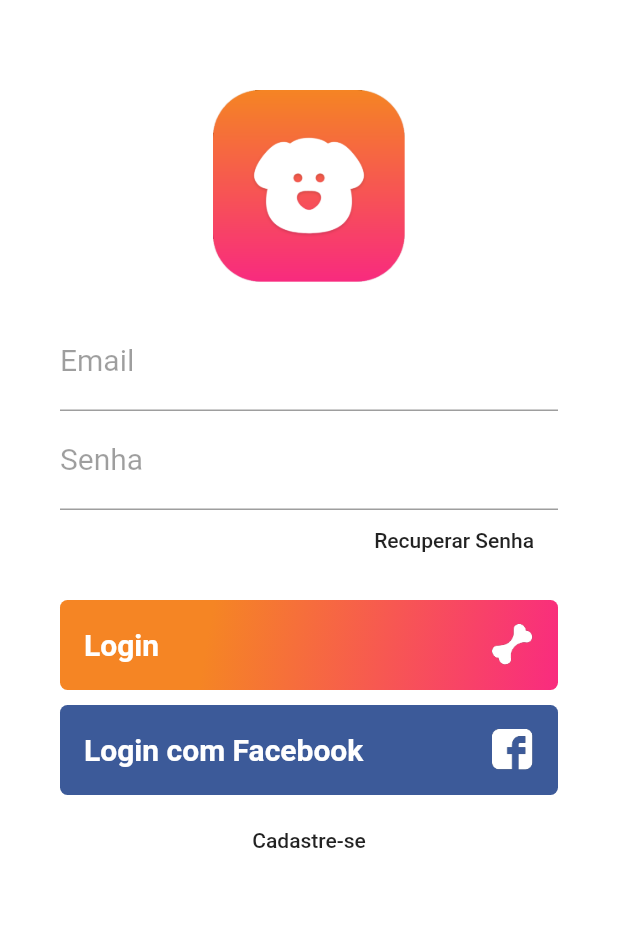
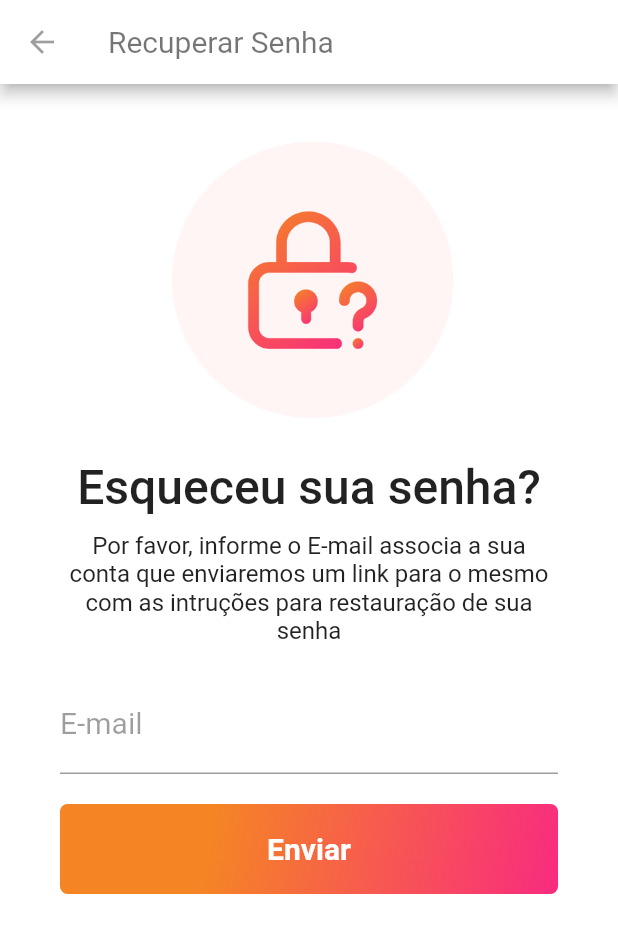
Before and after one commit to Guilherme2020/dog-life, a Flutter app: the screen it shows after launch, after a tap on "Recuperar Senha", on a phone screen of 412 x 824 dp. Shown: the top 933 px of the screen. Run offline on Flutter 3.47's test engine with Material 2 defaults, Android fonts, the phone set to English and light mode, and no system bars.

Commit message:
screen recovery passss

```diff
--- a/lib/pages/login.page.dart
+++ b/lib/pages/login.page.dart
@@ -1,4 +1,7 @@
 import 'package:flutter/material.dart';
+import 'package:dog_life/pages/reset-password.page.dart';
+import 'package:dog_life/pages/home.page.dart';
+import 'package:dog_life/pages/signup.page.dart';
 
 class LoginPage extends StatelessWidget {
   @override
@@ -57,12 +60,35 @@ class LoginPage extends StatelessWidget {
               child: FlatButton(
                 child: Text(
                   'Recuperar Senha',
-                  textAlign: TextAlign.center,
+                  textAlign: TextAlign.right,
 
                 ),
-                onPressed: () => {},
+                // onPressed: () => {
+                //   Navigator.push(
+                //     context,
+                //     MaterialPageRoute(
+                //       builder: (context) => ResetPasswordPage(),
+                //     ),
+                //   )
+                // }
+                // onPressed: () => {
+                //   Navigator.push(
+                //     context,
+                //     MaterialPageRoute(
+                //       builder: (context) => ResetPasswordPage(),
+                //     )
+                //   )
+                // },
+                 onPressed: () {
+                  Navigator.push(
+                    context,
+                    MaterialPageRoute(
+                      builder: (context) => ResetPasswordPage(),
+                    ),
+                  );
+                },
 
-              )
+              ),
             ),
             SizedBox(height: 20),
 
--- /dev/null
+++ b/lib/pages/reset-password.page.dart
@@ -0,0 +1,121 @@
+
+import 'package:flutter/material.dart';
+
+class ResetPasswordPage extends StatelessWidget {
+  @override
+  Widget build(BuildContext context) {
+    return Scaffold(
+
+      appBar: AppBar(
+        title: Text('Recuperar Senha', style: TextStyle(color: Colors.black54,fontWeight: FontWeight.w400),),
+
+        backgroundColor:  Colors.white,
+        leading: IconButton(
+
+          icon: Icon(Icons.arrow_back),
+          color: Colors.black38,
+
+          onPressed: () => Navigator.pop(context, false) ,
+        ),
+      ),
+      body: Container(
+        padding: EdgeInsets.only(
+          top: 30,
+          left: 40,
+          right: 40,
+        ),
+        color: Colors.white,
+        child: ListView(
+          children: <Widget>[
+            SizedBox(
+              width: 200,
+              height: 200,
+              child: Image.asset('assets/reset-password-icon.png')
+            ),
+            SizedBox(
+              height: 20,
+            ),
+            Text(
+              "Esqueceu sua senha?",
+              style: TextStyle(
+                fontSize: 32,
+                fontWeight: FontWeight.w500,
+              ),
+                textAlign: TextAlign.center
+
+            ),
+            SizedBox(
+              height: 10,
+            ),
+            Text(
+              "Por favor, informe o E-mail associa a sua conta que enviaremos um link para o mesmo com as intruções para restauração de sua senha",
+              style: TextStyle(
+                fontSize: 16,
+                fontWeight: FontWeight.w400
+              ),
+              textAlign: TextAlign.center,
+            ),
+            SizedBox(
+              height: 20,
+            ),
+            TextFormField(
+              keyboardType: TextInputType.emailAddress,
+              decoration: InputDecoration(
+                 labelText:  "E-mail",
+                 labelStyle: TextStyle(
+                   color: Colors.black38,
+                   fontWeight: FontWeight.w400,
+                   fontSize: 20
+                 )
+              ),
+              style: TextStyle(fontSize: 20),
+            ),
+            SizedBox(
+              height: 20,
+            ),
+            Container(
+              height: 60,
+              alignment: Alignment.centerLeft,
+              decoration: BoxDecoration(
+                gradient: LinearGradient(
+                  begin: Alignment.topLeft,
+                  end: Alignment.bottomRight,
+                  stops: [0.3,1],
+                  colors:[
+                    Color(0xFFF58524),
+                    Color(0xFFF92B7F),
+                  ]
+                ),
+                borderRadius: BorderRadius.all(
+                  Radius.circular(5)
+                )
+              ),
+              child: SizedBox.expand(
+                child: FlatButton(
+                  child: Text(
+                    "Enviar",
+                    style: TextStyle(
+                      fontWeight: FontWeight.bold,
+                      color: Colors.white,
+                      fontSize: 20
+                    ),
+                    textAlign: TextAlign.center,
+                  ),
+                  onPressed: () => {},
+                ),
+              ),
+            ),
+             SizedBox(
+              height: 20,
+            ),
+          ],
+
+        ),
+
+      ),
+
+
+
+    );
+  }
+}
```
Also changed, not shown: lib/pages/home.page.dart (added), lib/pages/signup.page.dart (added), 1 other file.
